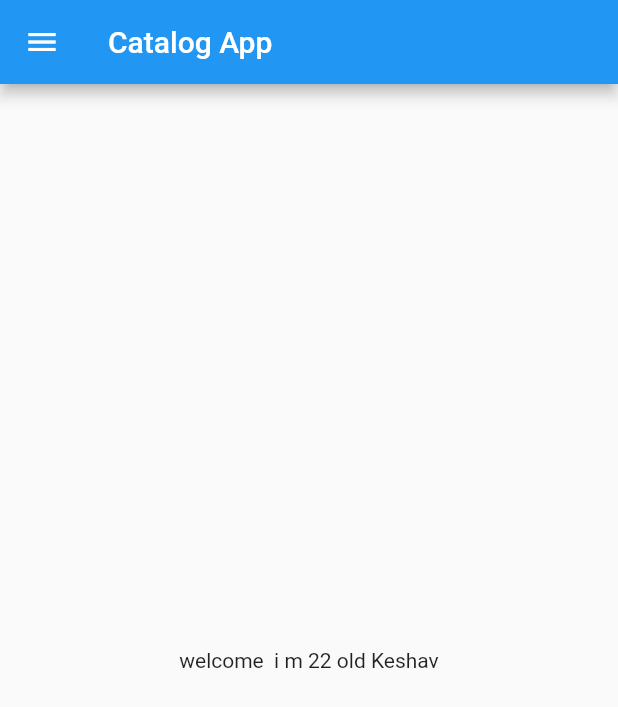
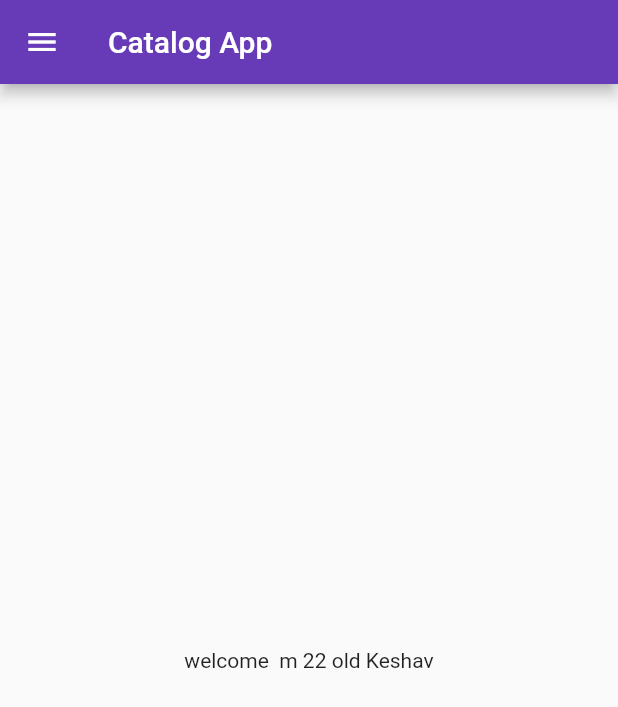
Before and after one commit to keshavgarg1949/flutterapp, a Flutter app: the screen it shows after launch, on a phone screen of 412 x 824 dp. Shown: the top 707 px of the screen. Run offline on Flutter 3.47's test engine with Material 2 defaults, Android fonts, the phone set to English and light mode, and no system bars; missing offline and left inert: dart:ffi.

Commit message:
cart3 completed

```diff
--- a/lib/main.dart
+++ b/lib/main.dart
@@ -1,20 +1,28 @@
 import 'dart:ffi';
 
+
 import 'package:flutter/material.dart';
-import 'package:flutter_catalogue/home_page.dart';
+import 'package:flutter_catalogue/pages/home_page.dart';
+import 'package:flutter_catalogue/pages/login_page.dart';
 
 void main() {
   runApp(MyApp());
 }
 
 class MyApp extends StatelessWidget {
-
-
-
   @override
   Widget build(BuildContext context) {
     return MaterialApp(
-      home:HomePage(),
+      themeMode: ThemeMode.light,
+      theme: ThemeData(primarySwatch: Colors.deepPurple),
+      darkTheme: ThemeData(
+          primarySwatch: Colors.red),
+      initialRoute: "/home",
+      routes: {
+        "/": (context) => LoginPage(),
+        "/home": (context) => HomePage(),
+        "/login": (context) => LoginPage(),
+      },
     );
   }
 }
--- a/lib/home_page.dart
+++ b/lib/pages/home_page.dart
@@ -9,11 +9,11 @@ class HomePage extends StatelessWidget {
       appBar: AppBar(
         title: Text("Catalog App"),
       ),
-        body: Center(
-          child: Container(
-            child: Text("welcome  i m $days old $name"),
-          ),
+      body: Center(
+        child: Container(
+          child: Text("welcome  m $days old $name"),
         ),
+      ),
       drawer: Drawer(),
     );
   }
```
Also changed, not shown: lib/pages/login_page.dart (added, +20 -0 lines).
